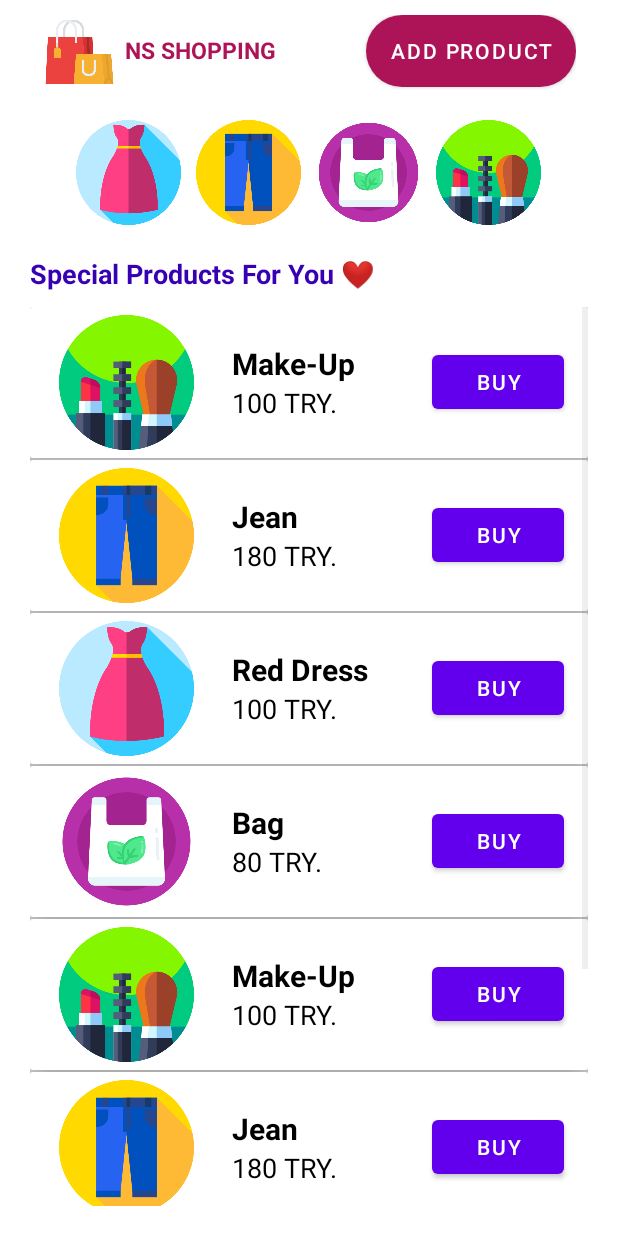
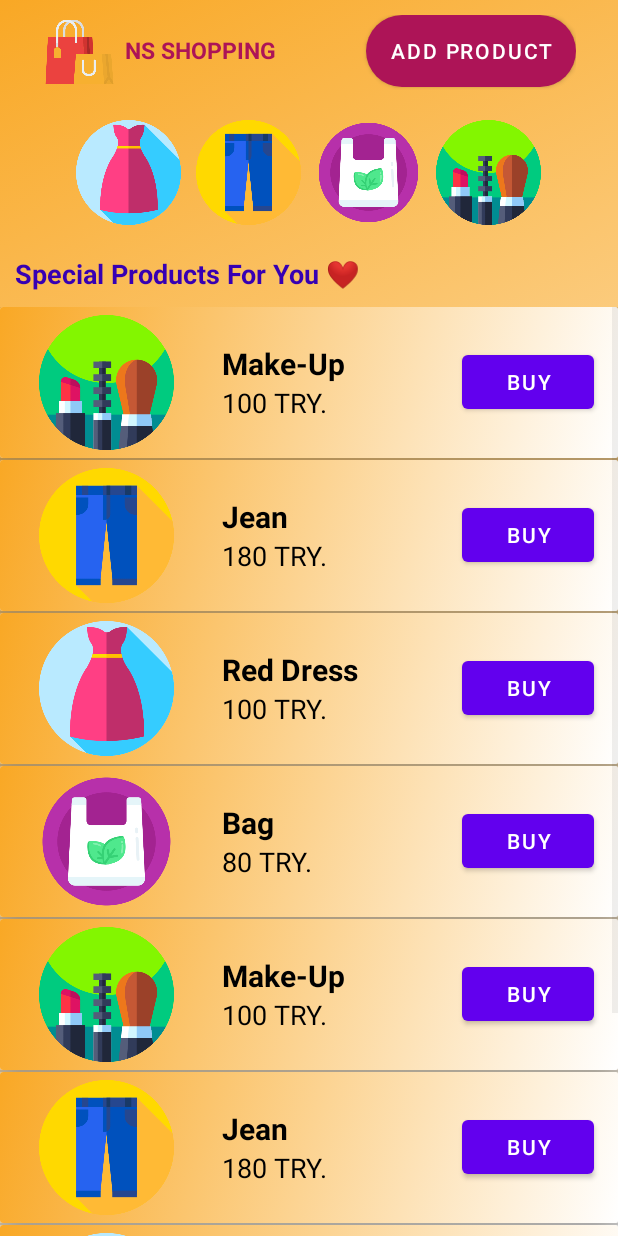
Before and after one commit to nisaefendioglu/E-Commerce, an Android app: the MainActivity screen opened directly, with no data from a screen before it, on a phone screen of 412 x 824 dp. Run offline under Robolectric (Android 15) with nearby library versions, the phone set to English and light mode, and no system bars.

Commit message:
design edited.

```diff
--- a/app/src/main/res/drawable/gradient.xml
+++ b/app/src/main/res/drawable/gradient.xml
@@ -4,7 +4,7 @@
         <shape>
             <gradient
                 android:startColor="@color/white"
-                android:endColor="#274abd"
+                android:endColor="#F9A825"
                 android:angle="135"/>
         </shape>
     </item>
--- a/app/src/main/res/layout/activity_main.xml
+++ b/app/src/main/res/layout/activity_main.xml
@@ -5,13 +5,14 @@
     android:layout_width="match_parent"
     android:layout_height="match_parent"
     android:orientation="vertical"
-    android:layout_margin="10dp"
+    android:background="@drawable/gradient"
     tools:context=".MainActivity">
 
     <LinearLayout
         android:layout_width="wrap_content"
         android:layout_height="wrap_content"
-        android:layout_gravity="center">
+        android:layout_gravity="center"
+        android:layout_marginTop="10dp">
 
     <ImageView
         android:layout_width="50dp"
@@ -82,7 +83,7 @@
         android:text="Special Products For You ❤️"/>
     <ListView
         android:id="@+id/list_item"
-        android:layout_margin="10dp"
+        android:layout_marginTop="10dp"
         android:layout_width="wrap_content"
         android:layout_height="wrap_content"/>
 
--- a/app/src/main/res/layout/activity_product.xml
+++ b/app/src/main/res/layout/activity_product.xml
@@ -4,6 +4,7 @@
     xmlns:tools="http://schemas.android.com/tools"
     android:layout_width="match_parent"
     android:layout_height="match_parent"
+    android:background="@drawable/gradient"
     tools:context=".MainActivity">
 
 <TextView
--- a/app/src/main/res/layout/addproduct.xml
+++ b/app/src/main/res/layout/addproduct.xml
@@ -6,6 +6,7 @@
     android:layout_height="match_parent"
     android:orientation="vertical"
     android:gravity="center"
+    android:background="@drawable/gradient"
     tools:context=".AddProduct">
 
     <ImageView
--- a/app/src/main/res/layout/login.xml
+++ b/app/src/main/res/layout/login.xml
@@ -3,6 +3,7 @@
         xmlns:app="http://schemas.android.com/apk/res-auto"
         android:layout_width="match_parent"
         android:gravity="center"
+        android:background="@drawable/gradient"
         android:orientation="vertical"
         android:layout_height="match_parent">
 
--- a/app/src/main/res/layout/product_item_layout.xml
+++ b/app/src/main/res/layout/product_item_layout.xml
@@ -12,6 +12,7 @@
     >
     <RelativeLayout
         android:layout_width="match_parent"
+        android:background="@drawable/gradient"
         android:layout_height="match_parent">
 
         <LinearLayout
--- a/app/src/main/res/layout/signup.xml
+++ b/app/src/main/res/layout/signup.xml
@@ -4,6 +4,7 @@
     android:layout_width="match_parent"
     android:gravity="center"
     android:orientation="vertical"
+    android:background="@drawable/gradient"
     android:layout_height="match_parent">
 
     <ImageView
--- a/app/src/main/res/layout/singlerow.xml
+++ b/app/src/main/res/layout/singlerow.xml
@@ -11,6 +11,7 @@
         android:layout_width="match_parent"
         android:layout_height="wrap_content"
         android:orientation="vertical"
+        android:background="@drawable/gradient"
         android:padding="15dp">
 
 
```
Also changed, not shown: app/src/main/res/layout/dialogcontent.xml (+11 -7 lines).
